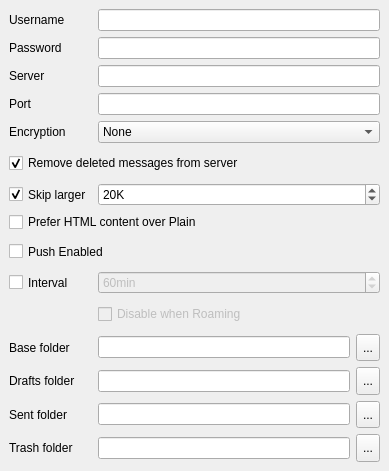
This is src/plugins/messageservices/imap/imapsettings.ui in qt-labs/messagingframework as Qt 5 draws it before an edit. The edited form follows.
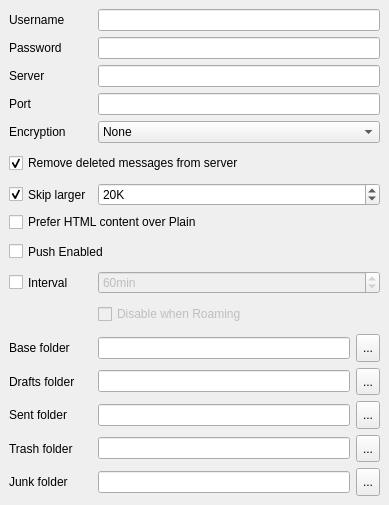
This is the edited form.

Commit message: Allow Junk folder to be configured for IMAP.

Diff of the .ui file:
```diff
--- a/src/plugins/messageservices/imap/imapsettings.ui
+++ b/src/plugins/messageservices/imap/imapsettings.ui
@@ -7,7 +7,7 @@
     <x>0</x>
     <y>0</y>
     <width>389</width>
-    <height>471</height>
+    <height>505</height>
    </rect>
   </property>
   <property name="windowTitle">
@@ -43,7 +43,7 @@
         <x>0</x>
         <y>0</y>
         <width>389</width>
-        <height>471</height>
+        <height>505</height>
        </rect>
       </property>
       <layout class="QGridLayout">
@@ -576,6 +576,61 @@
          </item>
         </layout>
        </item>
+       <item row="15" column="0">
+        <widget class="QLabel" name="junkFolderLabel">
+         <property name="sizePolicy">
+          <sizepolicy hsizetype="Minimum" vsizetype="Minimum">
+           <horstretch>0</horstretch>
+           <verstretch>0</verstretch>
+          </sizepolicy>
+         </property>
+         <property name="text">
+          <string>Junk folder</string>
+         </property>
+         <property name="buddy">
+          <cstring>imapJunkDir</cstring>
+         </property>
+        </widget>
+       </item>
+       <item row="15" column="1">
+        <layout class="QHBoxLayout" name="_2">
+         <item>
+          <widget class="QLineEdit" name="imapJunkDir">
+           <property name="sizePolicy">
+            <sizepolicy hsizetype="Expanding" vsizetype="Fixed">
+             <horstretch>0</horstretch>
+             <verstretch>0</verstretch>
+            </sizepolicy>
+           </property>
+          </widget>
+         </item>
+         <item>
+          <widget class="QToolButton" name="junkButton">
+           <property name="sizePolicy">
+            <sizepolicy hsizetype="Preferred" vsizetype="Preferred">
+             <horstretch>0</horstretch>
+             <verstretch>0</verstretch>
+            </sizepolicy>
+           </property>
+           <property name="minimumSize">
+            <size>
+             <width>24</width>
+             <height>26</height>
+            </size>
+           </property>
+           <property name="baseSize">
+            <size>
+             <width>20</width>
+             <height>20</height>
+            </size>
+           </property>
+           <property name="text">
+            <string>...</string>
+           </property>
+          </widget>
+         </item>
+        </layout>
+       </item>
       </layout>
      </widget>
     </widget>
```
The commit also changes 3 other files.
